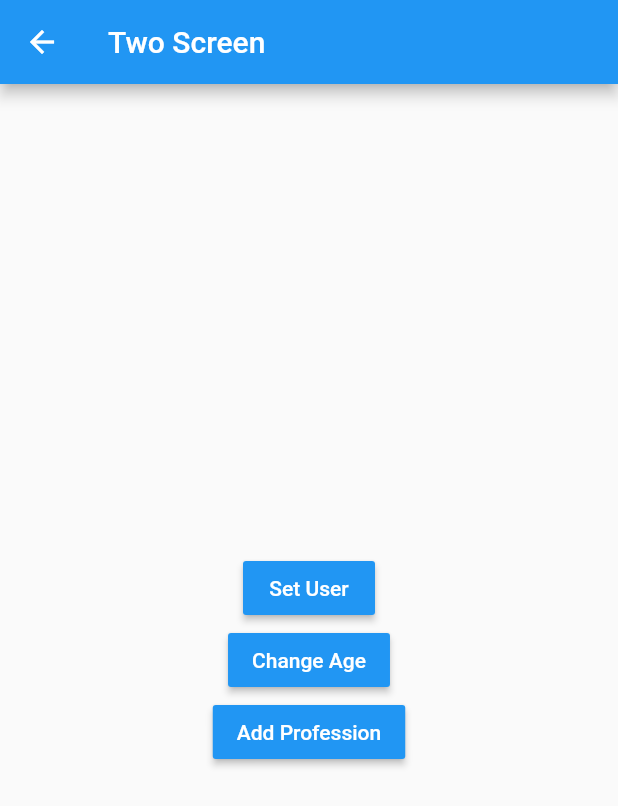
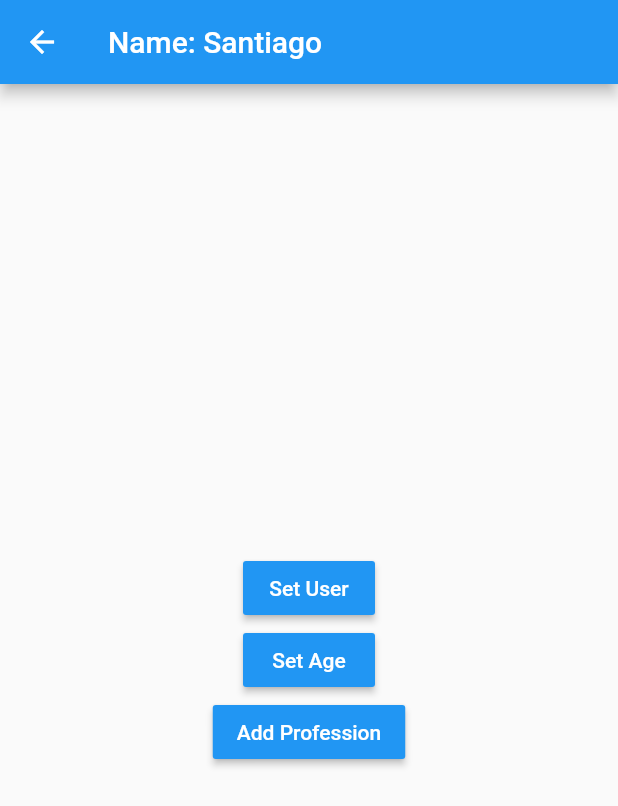
Before and after one commit to SantiagoGonzalezBigBang/flutter-states-app, a Flutter app: the TwoScreen screen opened by its route, after a tap on "Set User", on a phone screen of 412 x 824 dp. Shown: the top 806 px of the screen. Run offline on Flutter 3.47's test engine with Material 2 defaults, Android fonts, the phone set to English and light mode, and no system bars; accounts and stored records are empty.

Commit message:
Fin singleton

```diff
--- a/lib/models/user_model.dart
+++ b/lib/models/user_model.dart
@@ -2,12 +2,12 @@ class UserModel {
 
   UserModel({
     required this.name,
-    required this.age,
-    required this.professions
+    this.age,
+    this.professions
   });
 
   String name;
-  int age;
-  List<String> professions;
+  int? age;
+  List<String>? professions;
 
 }
--- a/lib/screens/one_screen.dart
+++ b/lib/screens/one_screen.dart
@@ -1,4 +1,6 @@
 import 'package:flutter/material.dart';
+import 'package:states_app/models/models.dart';
+import 'package:states_app/services/services.dart';
 
 class OneScreen extends StatelessWidget {
 
@@ -12,7 +14,16 @@ class OneScreen extends StatelessWidget {
       appBar: AppBar(
         title: const Text('One Screen'),
       ),
-      body: const UserInformation(),
+      body: StreamBuilder(
+        stream: userService.userStream,
+        builder: (BuildContext context, AsyncSnapshot<UserModel> snapshot) {
+          return snapshot.hasData
+            ? UserInformation(userModel: snapshot.data!)
+            : const Center(
+              child: Text('No hay informacion del usuario'),
+            );
+        },
+      ),
       floatingActionButton: FloatingActionButton(
         onPressed: () => Navigator.pushNamed(context, 'two'),
         child: const Icon(Icons.accessibility_new),
@@ -24,7 +35,10 @@ class OneScreen extends StatelessWidget {
 class UserInformation extends StatelessWidget {
   const UserInformation({
     Key? key,
+    required this.userModel,
   }) : super(key: key);
+
+  final UserModel userModel;
 
   @override
   Widget build(BuildContext context) {
@@ -34,36 +48,36 @@ class UserInformation extends StatelessWidget {
       padding: const EdgeInsets.all(20.0),
       child: Column(
         crossAxisAlignment: CrossAxisAlignment.start,
-        children: const [
-          Text(
+        children: [
+          const Text(
             'General',
             style: TextStyle(
               fontSize: 18.0,
               fontWeight: FontWeight.bold
             ),
           ),
-          Divider(),
+          const Divider(),
           ListTile(
-            title: Text('Name:'),
+            title: Text('Name: ${userModel.name}'),
           ),
           ListTile(
-            title: Text('Age:'),
+            title: Text('Age: ${userModel.age}'),
           ),
-          Text(
+          const Text(
             'Professions',
             style: TextStyle(
               fontSize: 18.0,
               fontWeight: FontWeight.bold
             ),
           ),
-          Divider(),
-          ListTile(
+          const Divider(),
+          const ListTile(
             title: Text('Prefession 1:'),
           ),
-          ListTile(
+          const ListTile(
             title: Text('Prefession 2:'),
           ),
-          ListTile(
+          const ListTile(
             title: Text('Prefession 3:'),
           ),
         ],
--- a/lib/screens/two_screen.dart
+++ b/lib/screens/two_screen.dart
@@ -1,4 +1,6 @@
 import 'package:flutter/material.dart';
+import 'package:states_app/models/models.dart';
+import 'package:states_app/services/services.dart';
 
 class TwoScreen extends StatelessWidget {
 
@@ -10,14 +12,22 @@ class TwoScreen extends StatelessWidget {
   Widget build(BuildContext context) {
     return Scaffold(
       appBar: AppBar(
-        title: const Text('Two Screen'),
+        title: StreamBuilder(
+          stream: userService.userStream,
+          builder: (BuildContext context, AsyncSnapshot snapshot) {
+            return Text(snapshot.hasData ? 'Name: ${snapshot.data!.name}' : 'Two Screen');
+          },
+        ),
       ),
       body: Center(
         child: Column(
           mainAxisAlignment: MainAxisAlignment.center,
           children: [
             MaterialButton(
-              onPressed: () {},
+              onPressed: () {
+                final userModel = UserModel(name: 'Santiago', age: 19);
+                userService.setUser(userModel);
+              },
               color: Colors.blue,
               child: const Text(
                 'Set User',
@@ -27,10 +37,12 @@ class TwoScreen extends StatelessWidget {
               ),
             ),
             MaterialButton(
-              onPressed: () {},
+              onPressed: () {
+                userService.setAge(25);
+              },
               color: Colors.blue,
               child: const Text(
-                'Change Age',
+                'Set Age',
                 style: TextStyle(
                   color: Colors.white
                 ),
--- /dev/null
+++ b/lib/services/services.dart
@@ -0,0 +1 @@
+export 'package:states_app/services/user_service.dart';
--- /dev/null
+++ b/lib/services/user_service.dart
@@ -0,0 +1,30 @@
+import 'dart:async';
+
+import 'package:states_app/models/models.dart';
+
+class _UserService {
+
+  UserModel? _userModel;
+
+  final StreamController<UserModel> _userStreamController = StreamController<UserModel>.broadcast();
+
+  UserModel? get userModel => _userModel;
+  bool get isUserNotNull => _userModel != null ? true : false;
+
+  Stream<UserModel> get userStream => _userStreamController.stream;
+
+  void setUser(UserModel userModel) {
+    _userModel = userModel;
+    _userStreamController.add(userModel);
+  }
+
+  void setAge(int age) {
+    if (_userModel != null) {
+      _userModel!.age = age;
+      _userStreamController.add(_userModel!);
+    }
+  }
+
+}
+
+final userService = _UserService();
```
